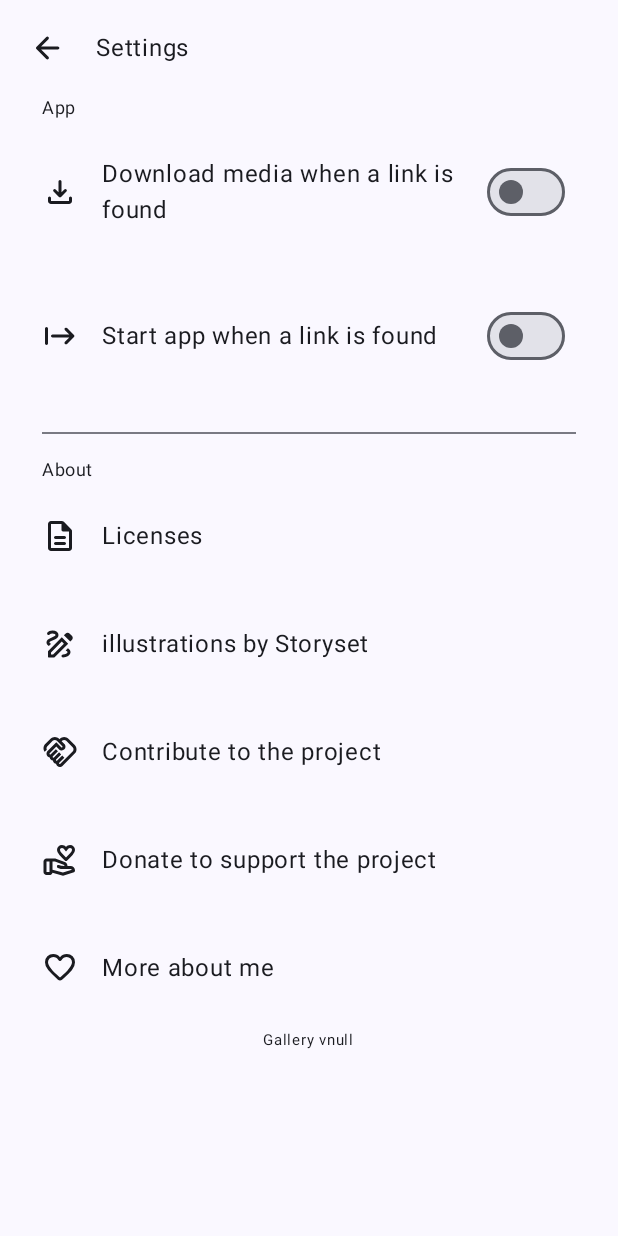
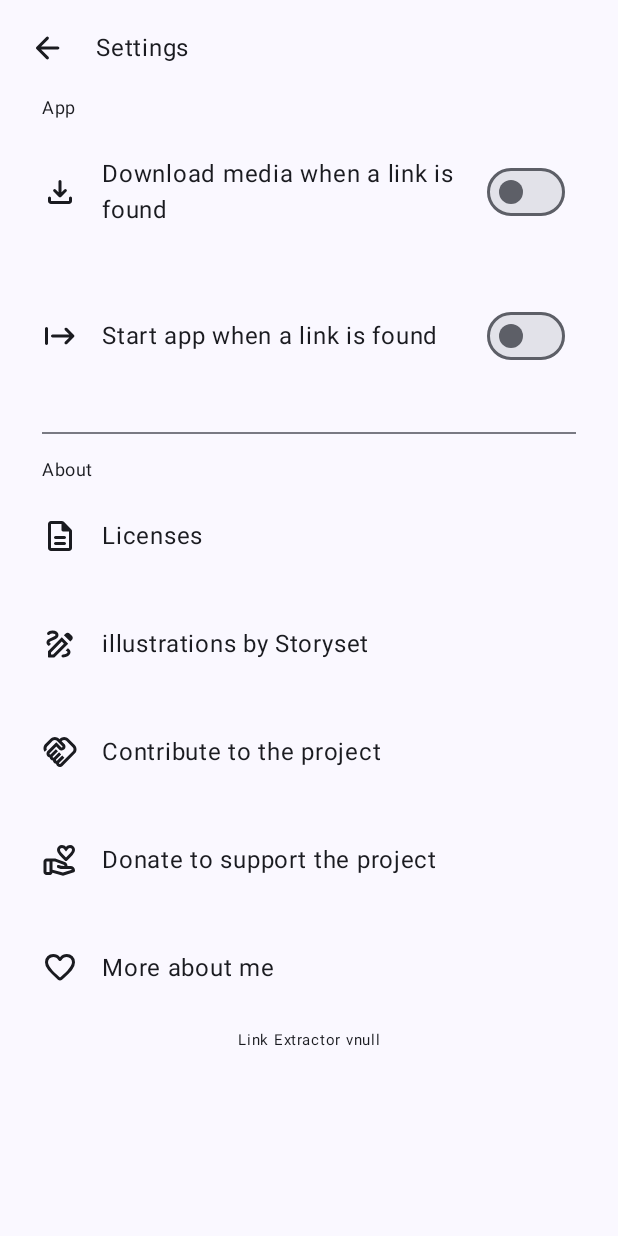
Before and after one commit to msartore/Link-Extractor, an Android app built with Jetpack Compose: the screen it shows after launch (MainActivity), after a tap on "Settings", on a phone screen of 412 x 824 dp. Run offline under Robolectric (Android 15) with nearby library versions, the phone set to English and light mode, and no system bars; our stand-ins replace accompanist.

Commit message:
Fix name error

```diff
--- a/app/src/main/java/dev/msartore/linkextractor/ui/compose/SettingsUI.kt
+++ b/app/src/main/java/dev/msartore/linkextractor/ui/compose/SettingsUI.kt
@@ -155,7 +155,7 @@ fun SettingsUI(
                 horizontalArrangement = Arrangement.Center
             ) {
                 Text(
-                    text = "Gallery v${info?.versionName}",
+                    text = "Link Extractor v${info?.versionName}",
                     fontSize = 10.sp
                 )
             }
```
